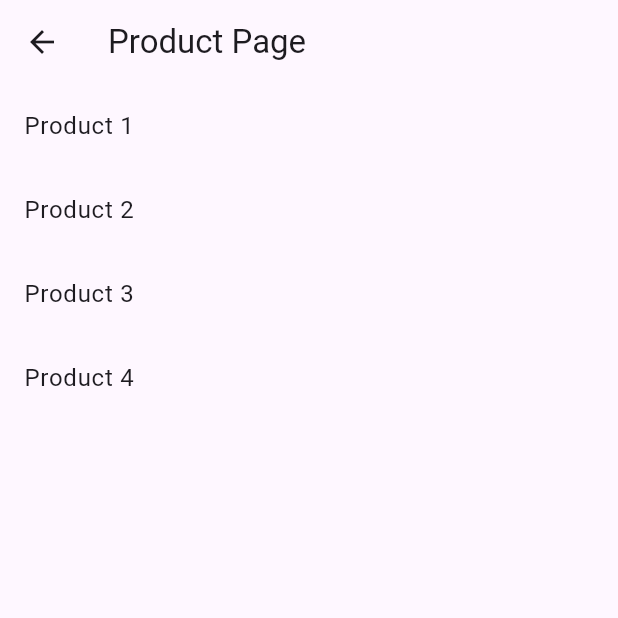
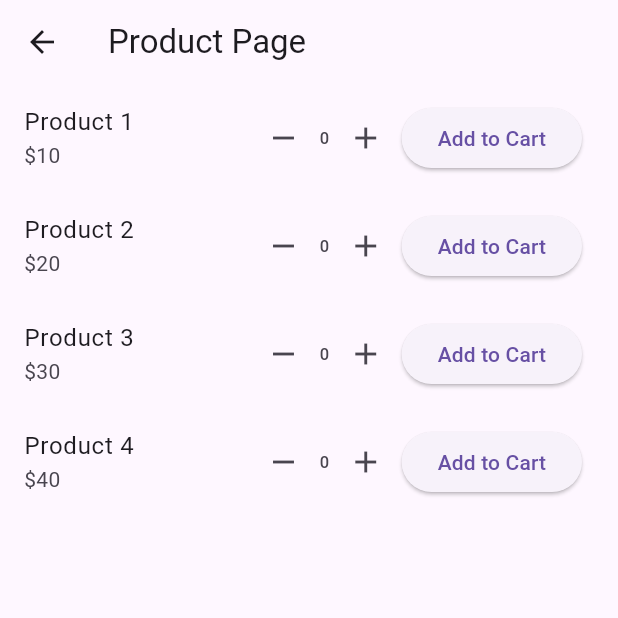
Before and after one commit to laalfi/praktikum-mobile2, a Flutter app: the screen it shows after launch, after a tap on "Go to Product Page", on a phone screen of 412 x 824 dp, the top half of it. Run offline on Flutter 3.47's test engine with Material 3 defaults, Android fonts, the light colour scheme and no system bars.

Commit message:
first commit

```diff
--- /dev/null
+++ b/Laily Alfina Wulansari.txt
@@ -0,0 +1 @@
+https://github.com/laalfi/praktikum-mobile2
--- /dev/null
+++ b/lib/cart_model.dart
@@ -0,0 +1,34 @@
+import 'package:flutter/material.dart';
+import 'pages/product_page.dart';
+
+class CartModel extends ChangeNotifier {
+  final List<Product> _cart = [];
+
+  List<Product> get cart => _cart;
+
+  void addToCart(Product product) {
+    if (!_cart.contains(product)) {
+      _cart.add(product);
+    }
+    product.quantity++;
+    notifyListeners();
+  }
+
+  void remove(Product product) {
+    if (product.quantity > 0) {
+      product.quantity--;
+      if (product.quantity == 0) {
+        _cart.remove(product);
+      }
+      notifyListeners();
+    }
+  }
+
+  double getTotalPrice() {
+    double total = 0.0;
+    for (var product in _cart) {
+      total += product.price * product.quantity;
+    }
+    return total;
+  }
+}
--- a/lib/cart_page.dart
+++ b/lib/cart_page.dart
@@ -1,8 +1,13 @@
 import 'package:flutter/material.dart';
+import 'package:provider/provider.dart';
+import 'cart_model.dart';
+//import 'product_page.dart';
 
 class CartPage extends StatelessWidget {
   @override
   Widget build(BuildContext context) {
+    final cart = Provider.of<CartModel>(context);
+
     return Scaffold(
       appBar: AppBar(
         title: Text('Cart Page'),
@@ -13,8 +18,17 @@ class CartPage extends StatelessWidget {
           },
         ),
       ),
-      body: Center(
-        child: Text('This is the Cart Page'),
+      body: ListView.builder(
+        itemCount: cart.cart.length,
+        itemBuilder: (context, index) {
+          return ListTile(
+            title: Text(cart.cart[index].name),
+            subtitle: Text(
+                '\$${cart.cart[index].price} x ${cart.cart[index].quantity}'),
+            trailing: Text(
+                'Total: \$${cart.cart[index].price * cart.cart[index].quantity}'),
+          );
+        },
       ),
     );
   }
--- a/lib/landing_page.dart
+++ b/lib/landing_page.dart
@@ -1,4 +1,3 @@
-// landing_page.dart
 import 'package:flutter/material.dart';
 
 class LandingPage extends StatelessWidget {
@@ -12,7 +11,6 @@ class LandingPage extends StatelessWidget {
         child: Column(
           mainAxisAlignment: MainAxisAlignment.center,
           children: <Widget>[
-            Image.asset('assets/images/images.png'),
             ElevatedButton(
               onPressed: () {
                 Navigator.pushNamed(context, '/product');
--- a/lib/main.dart
+++ b/lib/main.dart
@@ -1,10 +1,17 @@
 import 'package:flutter/material.dart';
+import 'package:provider/provider.dart';
 import 'landing_page.dart';
 import 'product_page.dart';
 import 'cart_page.dart';
+import 'cart_model.dart';
 
 void main() {
-  runApp(PraktikumMobileApp());
+  runApp(
+    ChangeNotifierProvider(
+      create: (context) => CartModel(),
+      child: PraktikumMobileApp(),
+    ),
+  );
 }
 
 class PraktikumMobileApp extends StatelessWidget {
--- a/lib/product_page.dart
+++ b/lib/product_page.dart
@@ -1,12 +1,20 @@
 import 'package:flutter/material.dart';
+import 'package:provider/provider.dart';
+import 'cart_model.dart';
 
-class ProductPage extends StatelessWidget {
-  final List<String> products = [
-    "Product 1",
-    "Product 2",
-    "Product 3",
-    "Product 4"
+class ProductPage extends StatefulWidget {
+  @override
+  _ProductPageState createState() => _ProductPageState();
+}
+
+class _ProductPageState extends State<ProductPage> {
+  final List<Product> products = [
+    Product(name: "Product 1", price: 10),
+    Product(name: "Product 2", price: 20),
+    Product(name: "Product 3", price: 30),
+    Product(name: "Product 4", price: 40),
   ];
+
   @override
   Widget build(BuildContext context) {
     return Scaffold(
@@ -22,11 +30,57 @@ class ProductPage extends StatelessWidget {
       body: ListView.builder(
         itemCount: products.length,
         itemBuilder: (context, index) {
-          return ListTile(
-            title: Text(products[index]),
-          );
+          return ProductListItem(product: products[index]);
         },
       ),
     );
   }
 }
+
+class Product {
+  final String name;
+  final int price;
+  int quantity;
+
+  Product({required this.name, required this.price, this.quantity = 0});
+}
+
+class ProductListItem extends StatelessWidget {
+  final Product product;
+
+  ProductListItem({required this.product});
+
+  @override
+  Widget build(BuildContext context) {
+    final cart = Provider.of<CartModel>(context);
+
+    return ListTile(
+      title: Text(product.name),
+      subtitle: Text('\$${product.price}'),
+      trailing: Row(
+        mainAxisSize: MainAxisSize.min,
+        children: [
+          IconButton(
+            icon: Icon(Icons.remove),
+            onPressed: () {
+              cart.remove(product);
+            },
+          ),
+          Text(product.quantity.toString()),
+          IconButton(
+            icon: Icon(Icons.add),
+            onPressed: () {
+              cart.addToCart(product);
+            },
+          ),
+          ElevatedButton(
+            onPressed: () {
+              cart.addToCart(product);
+            },
+            child: Text('Add to Cart'),
+          ),
+        ],
+      ),
+    );
+  }
+}
--- a/pubspec.yaml
+++ b/pubspec.yaml
@@ -10,6 +10,7 @@ environment:
 dependencies:
   flutter:
     sdk: flutter
+  provider: ^6.0.0  # Pastikan menggunakan versi terbaru
   cupertino_icons: ^1.0.6
 
 dev_dependencies:
```
Also changed, not shown: pubspec.lock, 1 other file.
